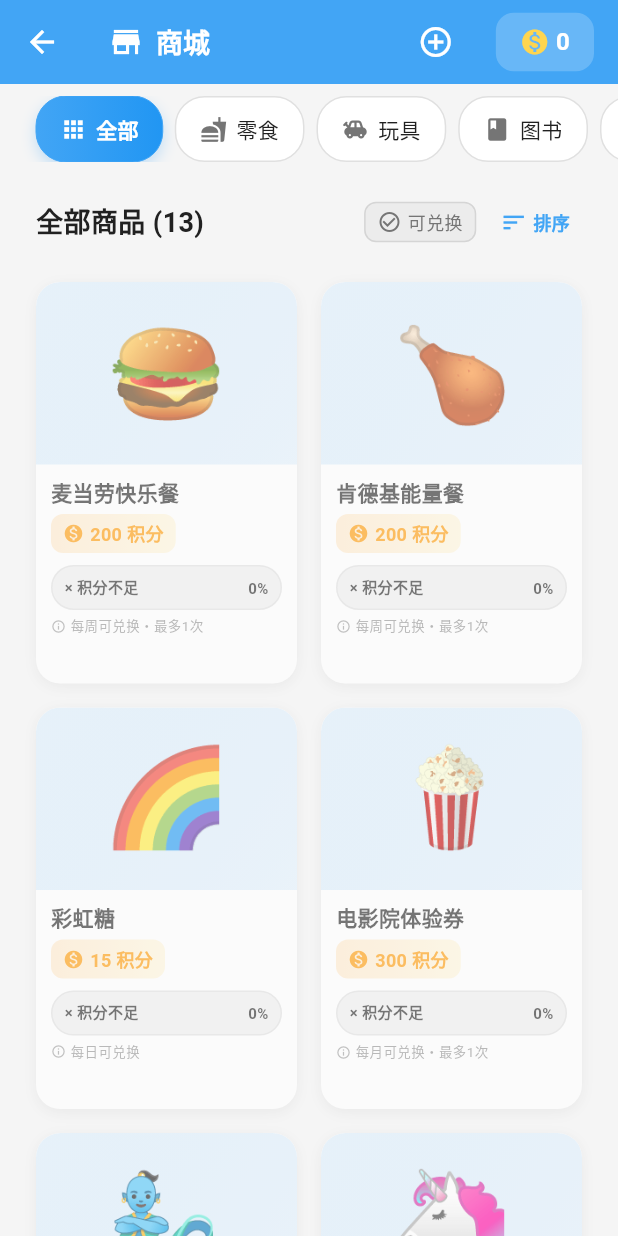
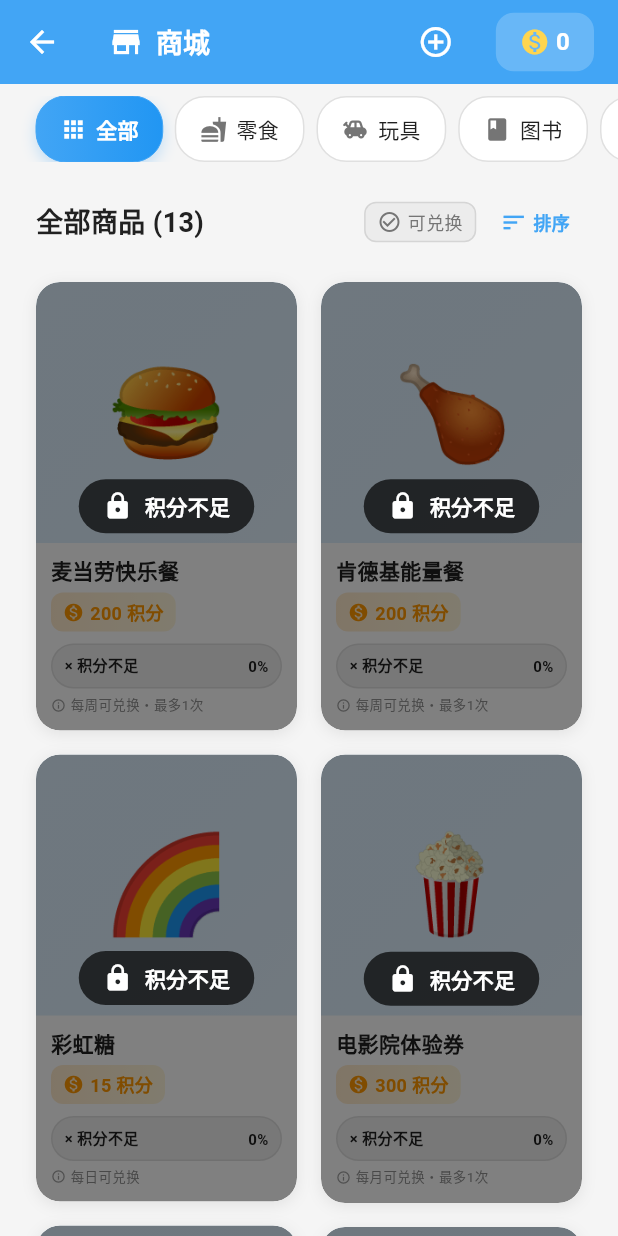
Before and after one commit to riceFun/magic_lamp, a Flutter app: the ShopPage screen opened directly, on a phone screen of 412 x 824 dp. Run offline on Flutter 3.47's test engine with Material 3 defaults, Android fonts, the phone set to English and light mode, and no system bars; our stand-ins replace flutter_easyloading, go_router, shared_preferences, sqflite; accounts and stored records are empty.

Commit message:
feat： app func

```diff
--- a/lib/pages/shop/shop_page.dart
+++ b/lib/pages/shop/shop_page.dart
@@ -1,6 +1,7 @@
 import 'package:flutter/material.dart';
 import 'package:provider/provider.dart';
 import 'package:go_router/go_router.dart';
+import 'package:flutter_staggered_grid_view/flutter_staggered_grid_view.dart';
 import '../../config/theme.dart';
 import '../../config/constants.dart';
 import '../../providers/reward_provider.dart';
@@ -393,15 +394,12 @@ class _ShopPageState extends State<ShopPage> {
                   padding: EdgeInsets.symmetric(
                     horizontal: AppTheme.spacingLarge,
                   ),
-                  sliver: SliverGrid(
-                    gridDelegate: SliverGridDelegateWithFixedCrossAxisCount(
+                  sliver: SliverMasonryGrid.count(
                     crossAxisCount: 2,
-                      childAspectRatio: 0.65,
+                    mainAxisSpacing: AppTheme.spacingMedium,
                     crossAxisSpacing: AppTheme.spacingMedium,
-                      mainAxisSpacing: AppTheme.spacingMedium,
-                    ),
-                    delegate: SliverChildBuilderDelegate(
-                      (context, index) {
+                    childCount: displayedRewards.length,
+                    itemBuilder: (context, index) {
                       final reward = displayedRewards[index];
                       return ProductCard(
                         name: reward.name,
@@ -419,8 +417,6 @@ class _ShopPageState extends State<ShopPage> {
                         },
                       );
                     },
-                      childCount: displayedRewards.length,
-                    ),
                   ),
                 ),
               SliverToBoxAdapter(
--- a/lib/widgets/shop/product_card.dart
+++ b/lib/widgets/shop/product_card.dart
@@ -43,9 +43,7 @@ class ProductCard extends StatelessWidget {
         ? (userPoints / requiredPoints).clamp(0.0, 1.0)
         : 0.0;
 
-    return Opacity(
-      opacity: canAfford ? 1.0 : 0.6,
-      child: InkWell(
+    return InkWell(
       onTap: onTap,
       borderRadius: BorderRadius.circular(AppTheme.radiusLarge),
       child: Container(
@@ -56,26 +54,69 @@ class ProductCard extends StatelessWidget {
         ),
         child: ClipRRect(
           borderRadius: BorderRadius.circular(AppTheme.radiusLarge),
-            child: Column(
+          child: Stack(
+            children: [
+              Column(
                 crossAxisAlignment: CrossAxisAlignment.stretch,
+                mainAxisSize: MainAxisSize.min,
                 children: [
-                // 商品图片区域 - 使用 Expanded 防止溢出
-                Expanded(
-                  flex: 5,
+                  // 商品图片区域
+                  AspectRatio(
+                    aspectRatio: 1.0,
                     child: _buildImageSection(isRangeProduct),
                   ),
 
                   // 商品信息区域
-                Flexible(
-                  flex: 6,
-                  child: _buildInfoSection(
+                  _buildInfoSection(
                     isRangeProduct,
                     canAfford,
                     progress,
                   ),
+                ],
+              ),
+
+              // 不可兑换时的半黑遮罩
+              if (!canAfford)
+                Positioned.fill(
+                  child: Container(
+                    decoration: BoxDecoration(
+                      color: Colors.black.withValues(alpha: 0.5),
+                      borderRadius: BorderRadius.circular(AppTheme.radiusLarge),
+                    ),
+                    child: Center(
+                      child: Container(
+                        padding: EdgeInsets.symmetric(
+                          horizontal: 16,
+                          vertical: 8,
+                        ),
+                        decoration: BoxDecoration(
+                          color: Colors.black.withValues(alpha: 0.7),
+                          borderRadius: BorderRadius.circular(20),
+                        ),
+                        child: Row(
+                          mainAxisSize: MainAxisSize.min,
+                          children: [
+                            Icon(
+                              Icons.lock,
+                              color: Colors.white,
+                              size: 20,
+                            ),
+                            SizedBox(width: 8),
+                            Text(
+                              '积分不足',
+                              style: TextStyle(
+                                color: Colors.white,
+                                fontSize: 14,
+                                fontWeight: FontWeight.bold,
+                              ),
                             ),
                           ],
                         ),
+                      ),
+                    ),
+                  ),
+                ),
+            ],
           ),
         ),
       ),
--- a/pubspec.yaml
+++ b/pubspec.yaml
@@ -66,6 +66,9 @@ dependencies:
   # 日期格式化
   intl: ^0.19.0
 
+  # 瀑布流布局
+  flutter_staggered_grid_view: ^0.7.0
+
 dev_dependencies:
   flutter_test:
     sdk: flutter
```
Also changed, not shown: pubspec.lock. Lines whose indentation alone changed are shown as unchanged.
